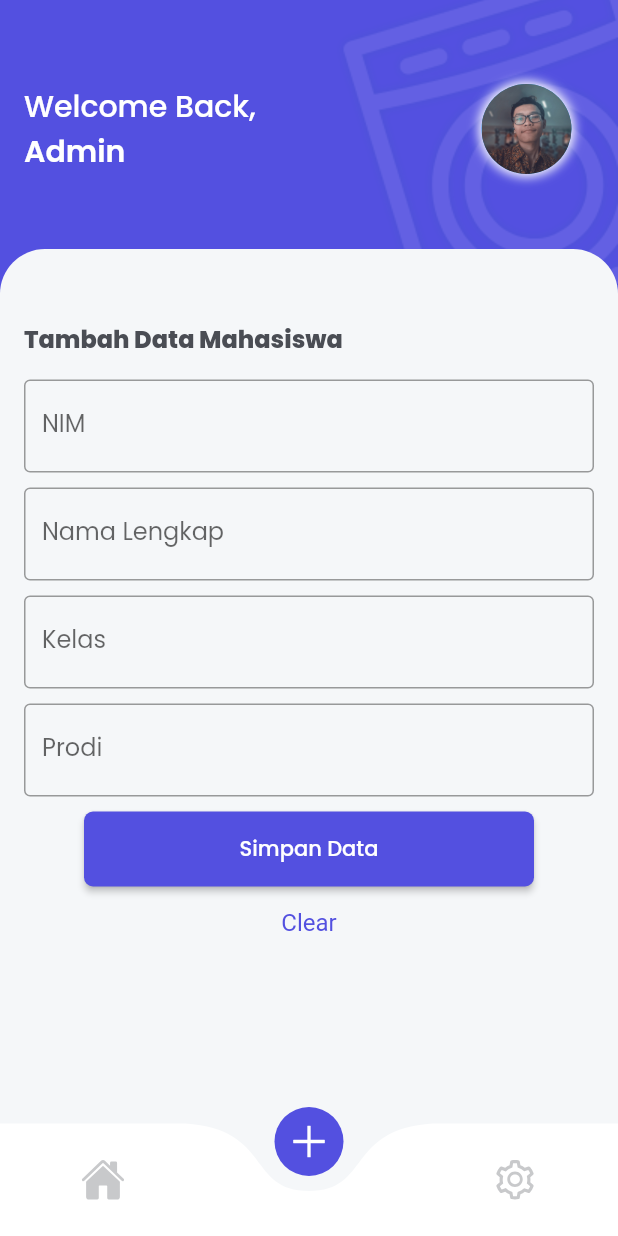
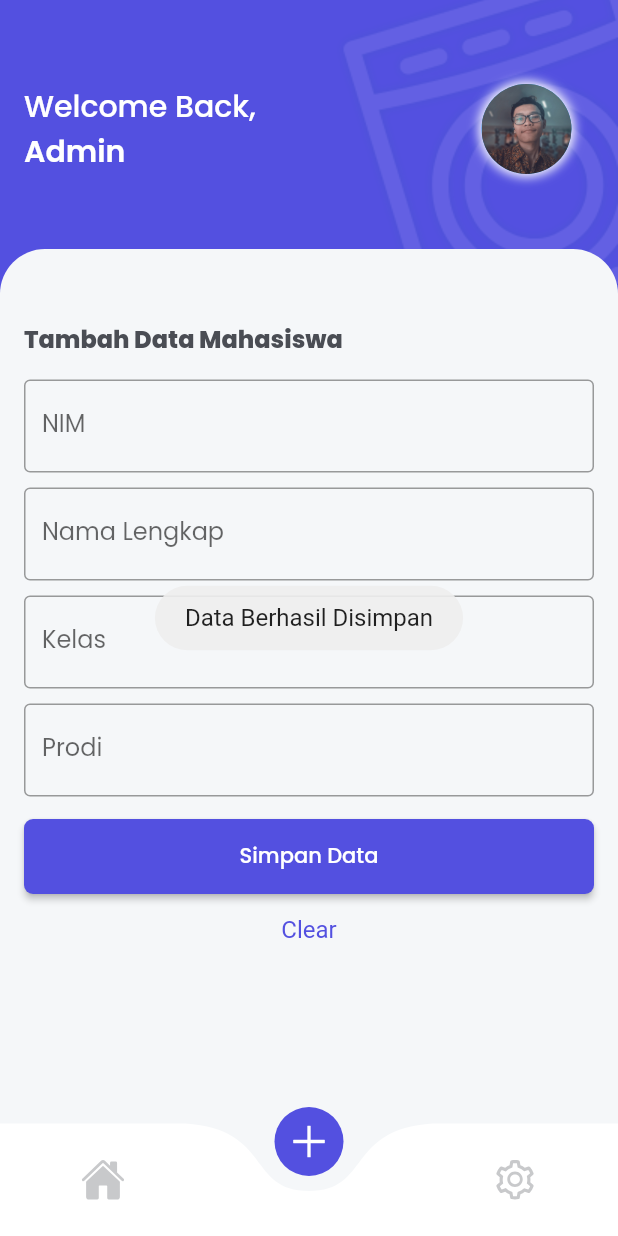
Before and after one commit to Skyleaft/uts_akb, a Flutter app: the Home screen opened by its route, item 2 of the bottom bar chosen, after a tap on "Simpan Data", on a phone screen of 412 x 824 dp. Run offline on Flutter 3.47's test engine with Material 2 defaults, Android fonts, the phone set to English and light mode, and no system bars; drawn by our look-alikes of curved_navigation_bar, rounded_loading_button; our stand-ins replace flutter_icons, flutter_screenutil, fluttertoast, google_fonts, simple_animations, sqflite and 1 more; missing offline and left inert: sa_v1_migration; accounts and stored records are empty.

Commit message:
init database, fix passing data

```diff
--- /dev/null
+++ b/lib/db/db_mhs.dart
@@ -0,0 +1,94 @@
+import 'package:path/path.dart';
+import 'package:sqflite/sqflite.dart';
+import 'package:uts_akb/models/mahasiswa.dart';
+
+class MhsDatabase {
+  static final MhsDatabase instance = MhsDatabase._init();
+
+  static Database _database;
+
+  MhsDatabase._init();
+
+  Future<Database> get database async {
+    if (_database != null) return _database;
+
+    _database = await _initDB('mhs.db');
+    return _database;
+  }
+
+  Future<Database> _initDB(String filePath) async {
+    final dbPath = await getDatabasesPath();
+    final path = join(dbPath, filePath);
+
+    return await openDatabase(path, version: 1, onCreate: _createDB);
+  }
+
+  Future _createDB(Database db, int version) async {
+    final idType = 'INTEGER PRIMARY KEY AUTOINCREMENT';
+    final textType = 'TEXT NOT NULL';
+
+    await db.execute('''
+    CREATE TABLE $tableMahasiswa (
+      ${MahasiswaFields.id} $idType,
+      ${MahasiswaFields.nim} $textType,
+      ${MahasiswaFields.namaLengkap} $textType,
+      ${MahasiswaFields.kelas} $textType,
+      ${MahasiswaFields.prodi} $textType
+    )
+    ''');
+  }
+
+  Future<Mahasiswa> create(Mahasiswa mhs) async {
+    final db = await instance.database;
+
+    final id = await db.insert(tableMahasiswa, mhs.toJson());
+    return mhs.copy(id: id);
+  }
+
+  Future<Mahasiswa> readMahasiswa(int id) async {
+    final db = await instance.database;
+
+    final maps = await db.query(
+      tableMahasiswa,
+      columns: MahasiswaFields.values,
+      where: '${MahasiswaFields.id} = ?',
+      whereArgs: [id],
+    );
+
+    if (maps.isNotEmpty) {
+      return Mahasiswa.fromJson(maps.first);
+    } else {
+      throw Exception('ID $id Tidak Ditemukan');
+    }
+  }
+
+  Future<List<Mahasiswa>> readAllMahasiswa() async {
+    final db = await instance.database;
+    final orderBy = '${MahasiswaFields.id} ASC';
+    final result = await db.query(tableMahasiswa, orderBy: orderBy);
+    return result.map((json) => Mahasiswa.fromJson(json)).toList();
+  }
+
+  Future<int> update(Mahasiswa mhs) async {
+    final db = await instance.database;
+
+    return db.update(
+      tableMahasiswa,
+      mhs.toJson(),
+      where: '${MahasiswaFields.id} = ?',
+      whereArgs: [mhs.id],
+    );
+  }
+
+  Future<int> delete(int id) async {
+    final db = await instance.database;
+    return await db.delete(tableMahasiswa,
+        where: '${MahasiswaFields.id} = ?', whereArgs: [id]);
+  }
+
+  Future close() async {
+    final db = await instance.database;
+
+    db.close();
+  }
+}
--- a/lib/main.dart
+++ b/lib/main.dart
@@ -5,6 +5,7 @@ import 'package:uts_akb/pages/detailmhs.dart';
 import 'package:uts_akb/pages/home.dart';
 import 'package:uts_akb/pages/login.dart';
 import 'package:uts_akb/utils/constants.dart';
+import 'package:sqflite/sqflite.dart';
 
 void main() {
   runApp(MyApp());
--- a/lib/models/mahasiswa.dart
+++ b/lib/models/mahasiswa.dart
@@ -1,3 +1,15 @@
+final String tableMahasiswa = 'mahasiswa';
+
+class MahasiswaFields {
+  static final List<String> values = [id, nim, namaLengkap, kelas, prodi];
+
+  static final String id = '_id';
+  static final String nim = 'nim';
+  static final String namaLengkap = 'namaLengkap';
+  static final String kelas = 'kelas';
+  static final String prodi = 'prodi';
+}
+
 class Mahasiswa {
   final int id;
   final String nim;
@@ -5,11 +17,42 @@ class Mahasiswa {
   final String kelas;
   final String prodi;
 
-  Mahasiswa({
+  const Mahasiswa({
     this.id,
     this.nim,
     this.namaLengkap,
     this.kelas,
     this.prodi,
   });
+
+  Mahasiswa copy({
+    int id,
+    String nim,
+    String namaLengkap,
+    String kelas,
+    String prodi,
+  }) =>
+      Mahasiswa(
+        id: id ?? this.id,
+        nim: nim ?? this.nim,
+        namaLengkap: namaLengkap ?? this.namaLengkap,
+        kelas: kelas ?? this.kelas,
+        prodi: prodi ?? this.prodi,
+      );
+
+  static Mahasiswa fromJson(Map<String, Object> json) => Mahasiswa(
+        id: json[MahasiswaFields.id] as int,
+        nim: json[MahasiswaFields.nim] as String,
+        namaLengkap: json[MahasiswaFields.namaLengkap] as String,
+        kelas: json[MahasiswaFields.kelas] as String,
+        prodi: json[MahasiswaFields.prodi] as String,
+      );
+
+  Map<String, Object> toJson() => {
+        MahasiswaFields.id: id,
+        MahasiswaFields.nim: nim,
+        MahasiswaFields.namaLengkap: namaLengkap,
+        MahasiswaFields.kelas: kelas,
+        MahasiswaFields.prodi: prodi,
+      };
 }
--- a/lib/pages/adddata.dart
+++ b/lib/pages/adddata.dart
@@ -1,16 +1,53 @@
 import 'package:flutter/material.dart';
+import 'package:uts_akb/models/mahasiswa.dart';
 import 'package:uts_akb/utils/constants.dart';
 import 'dart:async';
 import 'package:rounded_loading_button/rounded_loading_button.dart';
+import 'package:uts_akb/db/db_mhs.dart';
+import 'package:fluttertoast/fluttertoast.dart';
 
 var txtnim = TextEditingController();
 var txtnama = TextEditingController();
 var txtkelas = TextEditingController();
 var txtprodi = TextEditingController();
 
+void clearText() {
+  txtnim.text = "";
+  txtnama.text = "";
+  txtkelas.text = "";
+  txtprodi.text = "";
+}
+
+var checkstats = false;
 var _btnController2 = RoundedLoadingButtonController();
 void _doSomething(RoundedLoadingButtonController controller) async {
-  Timer(Duration(seconds: 2), () {});
+  Timer(Duration(seconds: 1), () {
+    saveData();
+    if (checkstats = true) {
+      controller.success();
+      Fluttertoast.showToast(
+          msg: "Data Berhasil Disimpan",
+          toastLength: Toast.LENGTH_SHORT,
+          gravity: ToastGravity.CENTER,
+          timeInSecForIosWeb: 1,
+          fontSize: 16.0);
+    }
+    clearText();
+    Timer(Duration(seconds: 2), () {
+      _btnController2.reset();
+    });
+  });
+}
+
+Future saveData() async {
+  final mhs = Mahasiswa(
+    nim: txtnim.text,
+    namaLengkap: txtnama.text,
+    kelas: txtkelas.text,
+    prodi: txtprodi.text,
+  );
+  checkstats = true;
+  await MhsDatabase.instance.create(mhs);
 }
 
 class AddData extends StatelessWidget {
@@ -82,9 +119,10 @@ class AddData extends StatelessWidget {
               ),
             ),
             SizedBox(
-              height: 10.0,
+              height: 15.0,
             ),
             RoundedLoadingButton(
+              width: MediaQuery.of(context).size.width,
               color: Constants.primaryColor,
               successColor: Colors.green[800],
               controller: _btnController2,
@@ -98,7 +136,9 @@ class AddData extends StatelessWidget {
                 style: TextButton.styleFrom(
                     primary: Constants.primaryColor,
                     textStyle: TextStyle(fontSize: 16)),
-                onPressed: () {},
+                onPressed: () {
+                  clearText();
+                },
                 child: const Text("Clear"),
               ),
             ),
--- a/lib/pages/home.dart
+++ b/lib/pages/home.dart
@@ -16,7 +16,7 @@ class _HomeState extends State<Home> {
   // Track active index
   int activeIndex = 0;
 
-  static const List<Widget> _widgetOptions = <Widget>[
+  static List<Widget> _widgetOptions = <Widget>[
     ShowData(),
     AddData(),
     Setting(),
--- a/lib/pages/login.dart
+++ b/lib/pages/login.dart
@@ -60,7 +60,7 @@ class _LoginState extends State<Login> {
   final cpassword = TextEditingController();
   var statusLog = false;
 
-  void chekUser(TextEditingController _user, _pass) {
+  void chekUser(TextEditingController _user, _pass) async {
     if (_user.text == "" && _pass.text == "") {
       _showMyDialog("Peringatan", "Username/Password masih kosong");
       statusLog = false;
--- a/lib/pages/showdata.dart
+++ b/lib/pages/showdata.dart
@@ -1,27 +1,37 @@
 import 'package:flutter/material.dart';
+import 'package:uts_akb/db/db_mhs.dart';
 import 'package:uts_akb/models/mahasiswa.dart';
-import 'package:uts_akb/utils/constants.dart';
+import 'package:uts_akb/pages/detailmhs.dart';
 import 'package:uts_akb/widget/cardmhs.dart';
+import 'dart:async';
 
-final List<Mahasiswa> mahasiswa = [
-  Mahasiswa(
-    id: 507,
-    nim: "10118220",
-    namaLengkap: "Milzan Malik",
-    kelas: "IF-5",
-    prodi: "Teknik Informatika",
-  ),
-  Mahasiswa(
-    id: 23,
-    nim: "10118231",
-    namaLengkap: "Ridho Subhan",
-    kelas: "IF-3",
-    prodi: "Teknik Informatika",
-  ),
-];
+class ShowData extends StatefulWidget {
+  @override
+  _ShowDataState createState() => _ShowDataState();
+}
 
-class ShowData extends StatelessWidget {
-  const ShowData({Key key}) : super(key: key);
+class _ShowDataState extends State<ShowData> {
+  List<Mahasiswa> mahasiswa = [];
+  bool isLoading = false;
+
+  @override
+  void initState() {
+    super.initState();
+    refreshMahasiswa();
+  }
+
+  Future refreshMahasiswa() async {
+    setState(() => isLoading = true);
+
+    this.mahasiswa = await MhsDatabase.instance.readAllMahasiswa();
+
+    setState(() => isLoading = false);
+  }
+
+  @override
+  void dispose() {
+    super.dispose();
+  }
 
   @override
   Widget build(BuildContext context) {
@@ -52,7 +62,15 @@ class ShowData extends StatelessWidget {
           SizedBox(
             height: 10.0,
           ),
-          ListView.separated(
+          isLoading
+              ? CircularProgressIndicator()
+              : mahasiswa.isEmpty
+                  ? Center(
+                      child: Text(
+                      'Data Masih Kosong',
+                      style: TextStyle(color: Colors.grey, fontSize: 24),
+                    ))
+                  : ListView.separated(
                       shrinkWrap: true,
                       padding: EdgeInsets.symmetric(
                         horizontal: 16.0,
@@ -61,8 +79,37 @@ class ShowData extends StatelessWidget {
                       physics: NeverScrollableScrollPhysics(),
                       itemBuilder: (BuildContext context, int index) {
                         // Lets pass the order to a new widget and render it there
-              return CardMhs(
+                        return Container(
+                          decoration: BoxDecoration(
+                            color: Colors.white,
+                            borderRadius: BorderRadius.circular(8.0),
+                            boxShadow: [
+                              BoxShadow(
+                                blurRadius: 5,
+                                color: Colors.grey[300],
+                                spreadRadius: .8,
+                                offset: Offset(0, 4),
+                              )
+                            ],
+                          ),
+                          child: Material(
+                            color: Colors.white,
+                            child: InkWell(
+                              onTap: () {
+                                //print(mhs.kelas);
+                                Navigator.push(
+                                  context,
+                                  MaterialPageRoute(
+                                    builder: (context) =>
+                                        Detailmhs(mhs: mahasiswa[index]),
+                                  ),
+                                );
+                              },
+                              child: CardMhs(
                                 mhs: mahasiswa[index],
+                              ),
+                            ),
+                          ),
                         );
                       },
                       separatorBuilder: (BuildContext context, int index) {
--- a/lib/widget/cardmhs.dart
+++ b/lib/widget/cardmhs.dart
@@ -1,6 +1,7 @@
 import 'package:flutter/material.dart';
 import 'package:flutter_icons/flutter_icons.dart';
 import 'package:flutter_screenutil/flutter_screenutil.dart';
+import 'package:uts_akb/db/db_mhs.dart';
 import 'package:uts_akb/models/mahasiswa.dart';
 import 'package:uts_akb/pages/detailmhs.dart';
 import 'package:uts_akb/utils/constants.dart';
@@ -15,30 +16,6 @@ class CardMhs extends StatelessWidget {
   Widget build(BuildContext context) {
     return Container(
       height: ScreenUtil().setHeight(125.0),
-      decoration: BoxDecoration(
-        color: Colors.white,
-        borderRadius: BorderRadius.circular(8.0),
-        boxShadow: [
-          BoxShadow(
-            blurRadius: 5,
-            color: Colors.grey[300],
-            spreadRadius: .8,
-            offset: Offset(0, 4),
-          )
-        ],
-      ),
-      child: Material(
-        color: Colors.transparent,
-        child: InkWell(
-          onTap: () {
-            //print(mhs.kelas);
-            Navigator.push(
-              context,
-              MaterialPageRoute(
-                builder: (context) => Detailmhs(mhs: this.mhs),
-              ),
-            );
-          },
       child: Center(
         child: Row(
           crossAxisAlignment: CrossAxisAlignment.start,
@@ -72,8 +49,6 @@ class CardMhs extends StatelessWidget {
           ],
         ),
       ),
-        ),
-      ),
     );
   }
 }
--- a/pubspec.yaml
+++ b/pubspec.yaml
@@ -39,6 +39,7 @@ dependencies:
   adaptive_dialog: ^0.10.0+5
   rounded_loading_button: ^2.0.4
   fluttertoast: ^8.0.7
+  sqflite: ^2.0.0+3
 
 dev_dependencies:
   flutter_test:
```
Also changed, not shown: lib/pages/detailmhs.dart (+11 -2 lines), pubspec.lock. Lines whose indentation alone changed are shown as unchanged.
